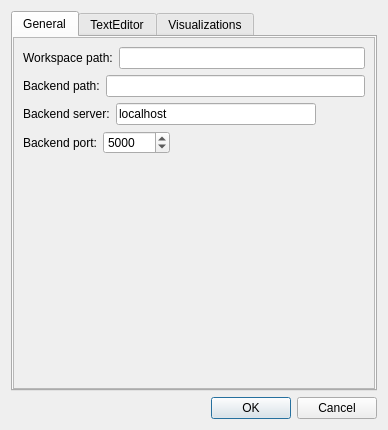
Above: BrainStdGUI/source/windows/propertiesdialog.ui from brainstudio-team/BrainStudio before the change. Below: the same form after it.
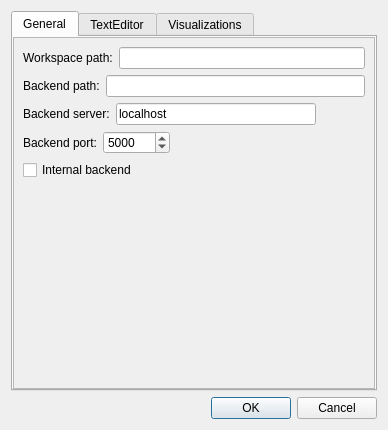
That is the form after the change.

Commit message: Automatic loading of last file. Fixed stimulation window. Any information regarding stimulation is now passed to the schema via Stimulus objects. Pedro added in contributors. New buttons and icons for backend. Choice of backend is now stored. Various other small changes.

```diff
--- a/BrainStdGUI/source/windows/propertiesdialog.ui
+++ b/BrainStdGUI/source/windows/propertiesdialog.ui
@@ -55,8 +55,8 @@
            <rect>
             <x>0</x>
             <y>0</y>
-            <width>358</width>
-            <height>342</height>
+            <width>370</width>
+            <height>328</height>
            </rect>
           </property>
           <layout class="QVBoxLayout" name="verticalLayout_3">
@@ -173,6 +173,30 @@
              </item>
             </layout>
            </item>
+           <item>
+            <layout class="QHBoxLayout" name="horizontalLayout_5">
+             <item>
+              <widget class="QCheckBox" name="internal_backend_check_box">
+               <property name="text">
+                <string>Internal backend</string>
+               </property>
+              </widget>
+             </item>
+             <item>
+              <spacer name="horizontalSpacer_5">
+               <property name="orientation">
+                <enum>Qt::Horizontal</enum>
+               </property>
+               <property name="sizeHint" stdset="0">
+                <size>
+                 <width>40</width>
+                 <height>20</height>
+                </size>
+               </property>
+              </spacer>
+             </item>
+            </layout>
+           </item>
            <item>
             <spacer name="verticalSpacer">
              <property name="orientation">
```
The commit also changes 45 other files.
